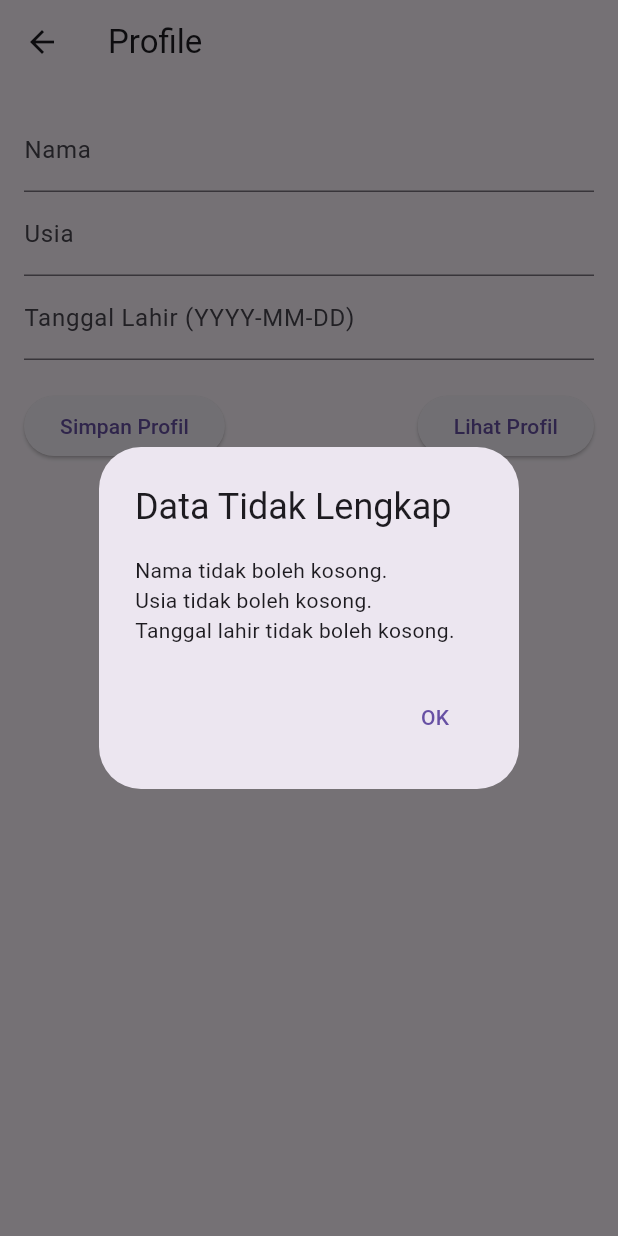
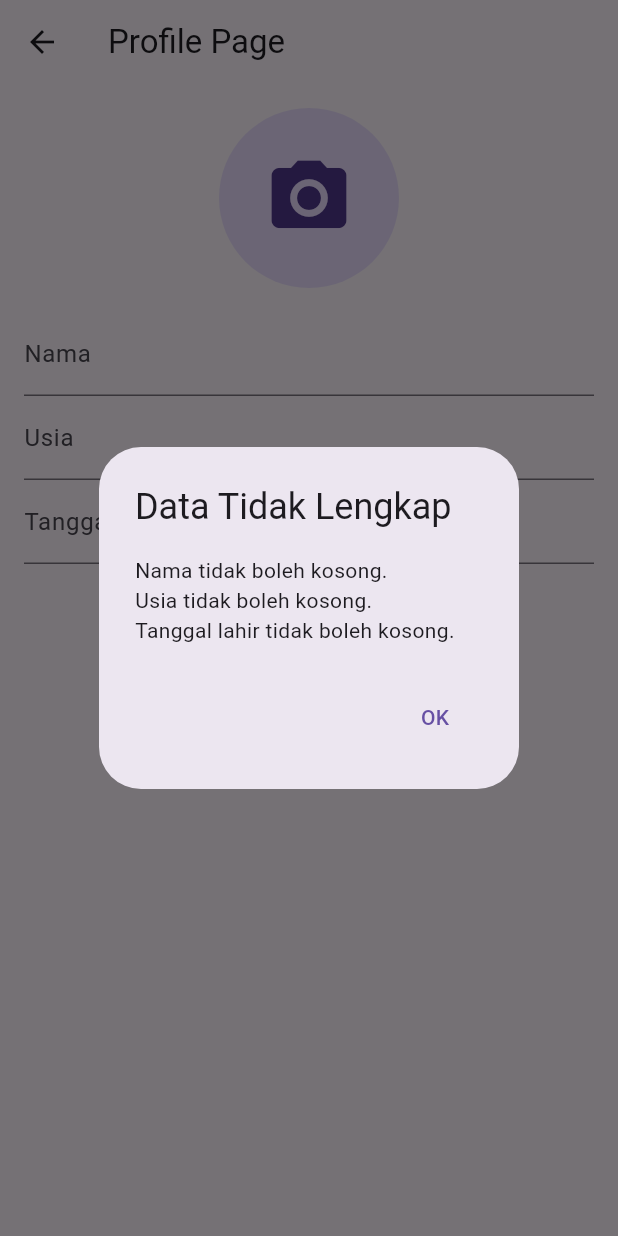
Before and after one commit to rifkifakhrudin2004/proyeksregep, a Flutter app: the ProfilePage screen opened by its route, after a tap on "Simpan Profil", on a phone screen of 412 x 824 dp. Run offline on Flutter 3.47's test engine with Material 3 defaults, Android fonts, the phone set to English and light mode, and no system bars; our stand-ins replace camera, cloud_firestore, firebase_auth, firebase_core, firebase_storage, image_picker and 1 more; missing offline and left inert: google_ml_kit; accounts and stored records are empty; network calls fail.

Commit message:
profile update

```diff
--- a/lib/models/Userprofile.dart
+++ b/lib/models/Userprofile.dart
@@ -3,8 +3,15 @@ class UserProfile {
   String name;
   int age;
   String dateOfBirth;
+  String? photoUrl; // New field for profile photo URL
 
-  UserProfile({required this.id, required this.name, required this.age, required this.dateOfBirth});
+  UserProfile({
+    required this.id,
+    required this.name,
+    required this.age,
+    required this.dateOfBirth,
+    this.photoUrl,
+  });
 
   Map<String, dynamic> toMap() {
     return {
@@ -12,6 +19,7 @@ class UserProfile {
       'name': name,
       'age': age,
       'dateOfBirth': dateOfBirth,
+      'photoUrl': photoUrl, // Include photoUrl in map
     };
   }
 
@@ -19,5 +27,6 @@ class UserProfile {
       : id = map['id'],
         name = map['name'],
         age = map['age'],
-        dateOfBirth = map['dateOfBirth'];
+        dateOfBirth = map['dateOfBirth'],
+        photoUrl = map['photoUrl']; // Initialize photoUrl
 }
--- a/lib/pages/profile_page.dart
+++ b/lib/pages/profile_page.dart
@@ -1,8 +1,12 @@
+import 'dart:io';
 import 'package:cloud_firestore/cloud_firestore.dart';
 import 'package:firebase_auth/firebase_auth.dart';
+import 'package:firebase_storage/firebase_storage.dart';
 import 'package:flutter/material.dart';
 import 'package:proyeksregep/models/Userprofile.dart'; // Model UserProfile
 import 'package:proyeksregep/pages/profiledetail_page.dart';
+import 'package:image_picker/image_picker.dart';
+import 'package:flutter/cupertino.dart';
 
 class ProfilePage extends StatefulWidget {
   @override
@@ -14,8 +18,10 @@ class _ProfilePageState extends State<ProfilePage> {
   final TextEditingController ageController = TextEditingController();
   final TextEditingController dobController = TextEditingController();
   final FirebaseAuth _auth = FirebaseAuth.instance;
+  final ImagePicker _picker = ImagePicker();
 
   UserProfile? userProfile;
+  String? _photourl;
 
   @override
   void initState() {
@@ -35,7 +41,7 @@ class _ProfilePageState extends State<ProfilePage> {
       // If the profile document exists, fill in the form fields
       if (doc.exists) {
         userProfile = UserProfile.fromMap(doc.data() as Map<String, dynamic>);
-        // Kosongkan inputan jika ingin hanya menampilkan data setelah "Lihat Profil"
+        _photourl = userProfile?.photoUrl; // Load the existing photo URL
       }
     }
   }
@@ -74,51 +80,97 @@ void _showIncompleteDataAlert() {
       },
     );
   }
-  // Function to save profile to Firestore
+
+  // Show a dialog for selecting image source
+  void _showImageSourceDialog() {
+    // Check if a photo has already been uploaded
+    if (_photourl != null) {
+      // If a photo is already uploaded, show a dialog indicating that
+      _showAlert("Informasi", "Anda sudah mengunggah foto profil. Anda tidak bisa mengunggah lagi.");
+      return;
+    }
+
+    showDialog(
+      context: context,
+      builder: (BuildContext context) {
+        return AlertDialog(
+          title: Text('Pilih Sumber Foto'),
+          content: Text('Apakah ingin mengambil foto dari kamera atau galeri?'),
+          actions: <Widget>[
+            TextButton(
+              child: Text('Kamera'),
+              onPressed: () {
+                Navigator.of(context).pop();
+                _pickAndUploadImage(ImageSource.camera);
+              },
+            ),
+            TextButton(
+              child: Text('Galeri'),
+              onPressed: () {
+                Navigator.of(context).pop();
+                _pickAndUploadImage(ImageSource.gallery);
+              },
+            ),
+          ],
+        );
+      },
+    );
+  }
+
+  // Function to pick and upload profile image
+  Future<void> _pickAndUploadImage(ImageSource source) async {
+    final XFile? image = await _picker.pickImage(source: source);
+
+    if (image != null) {
+      String fileName = 'profile_photos/${_auth.currentUser!.uid}.jpg';
+      Reference storageRef = FirebaseStorage.instance.ref().child(fileName);
+
+      // Upload image to Firebase Storage
+      await storageRef.putFile(File(image.path));
+      // Get the download URL for the uploaded image
+      _photourl = await storageRef.getDownloadURL();
+
+      setState(() {}); // Update UI with new photo
+    }
+  }
+
   Future<void> _saveProfile() async {
     User? user = _auth.currentUser;
 
-  // Check if all fields are filled
     if (_areFieldsEmpty()) {
-    _showIncompleteDataAlert(); // Show alert if any field is empty
-    return; // Exit the function if there are empty fields
+      _showIncompleteDataAlert();
+      return;
     }
 
-  // Check if the age field contains a valid integer
     if (int.tryParse(ageController.text) == null) {
       _showAlert("Input Error", "Usia harus berupa angka.");
-    return; // Exit the function if the input is not a valid integer
+      return;
     }
 
     if (user != null) {
-    // Check if profile already exists
       DocumentSnapshot doc = await FirebaseFirestore.instance
           .collection('profiles')
-        .doc(user.uid) // Get document based on user UID
+          .doc(user.uid)
           .get();
 
       if (doc.exists) {
-      // If the profile already exists, show alert
         _showAlert("Profile sudah ada", "Anda tidak dapat menyimpan profil Anda lagi.");
       } else {
-      // Create a UserProfile object from input data
-      UserProfile profile = _createUserProfile(user.uid);
+        UserProfile profile = UserProfile(
+          id: user.uid,
+          name: nameController.text,
+          age: int.parse(ageController.text),
+          dateOfBirth: dobController.text,
+          photoUrl: _photourl, // Set the photo URL
+        );
 
-      // Save data to Firestore with user UID as document key
         await _saveProfileToFirestore(user.uid, profile);
-
-      // Show notification that data has been saved
         _showSuccessSnackbar('Profil berhasil disimpan!');
-
-      // Clear input fields after saving
         _clearInputFields();
-
-      // Navigate to detail page
         _navigateToProfileDetailPage(profile, user.uid);
       }
     }
   }
-
 
   // Check if any fields are empty
   bool _areFieldsEmpty() {
@@ -246,20 +298,17 @@ void _showIncompleteDataAlert() {
             builder: (context) => ProfileDetailPage(
               userProfile: userProfile!,
               onEdit: (updatedProfile) {
-                // Handle editing if needed
-                Navigator.pop(context); // Go back to profile page for editing
+                // Handle profile update if needed
               },
               onClear: () async {
-                // Delete data from Firestore
+                // Delete profile from Firestore
                 await FirebaseFirestore.instance.collection('profiles').doc(user.uid).delete();
-                Navigator.pop(context); // Go back to profile page
               },
             ),
           ),
         );
       } else {
-        // If profile is not inputted, show alert
-        _showProfileNotFoundAlert();
+        _showProfileNotFoundAlert(); // Show alert if profile not found
       }
     }
   }
@@ -267,42 +316,48 @@ void _showIncompleteDataAlert() {
   @override
   Widget build(BuildContext context) {
     return Scaffold(
-      appBar: AppBar(title: Text('Profile')),
+      appBar: AppBar(
+        title: Text('Profile Page'),
+      ),
       body: Padding(
-        padding: const EdgeInsets.all(16.0),
+        padding: EdgeInsets.all(16.0),
         child: Column(
-          children: [
+          children: <Widget>[
+            GestureDetector(
+              onTap: _showImageSourceDialog, // Open dialog on image tap
+              child: CircleAvatar(
+                radius: 60.0,
+                backgroundImage: _photourl != null ? NetworkImage(_photourl!) : null,
+                child: _photourl == null
+                    ? Icon(Icons.camera_alt, size: 60.0)
+                    : null,
+              ),
+            ),
+            SizedBox(height: 16.0),
             TextField(
               controller: nameController,
-              decoration: InputDecoration(labelText: "Nama"),
+              decoration: InputDecoration(labelText: 'Nama'),
             ),
             TextField(
               controller: ageController,
-              decoration: InputDecoration(labelText: "Usia"),
-              keyboardType: TextInputType.number, // Input only numbers
+              decoration: InputDecoration(labelText: 'Usia'),
+              keyboardType: TextInputType.number,
             ),
-            GestureDetector(
-              onTap: () => _selectDate(context), // Call date picker
-              child: AbsorbPointer(
-                child: TextField(
+            TextField(
               controller: dobController,
-                  decoration: InputDecoration(labelText: "Tanggal Lahir (YYYY-MM-DD)"),
+              decoration: InputDecoration(labelText: 'Tanggal Lahir'),
+              onTap: () => _selectDate(context),
+              readOnly: true,
             ),
+            SizedBox(height: 20.0),
+            ElevatedButton(
+              onPressed: _saveProfile,
+              child: Text('Simpan Profil'),
             ),
-            ),
-            SizedBox(height: 20),
-            Row( // Change to Row to place buttons side by side
-              mainAxisAlignment: MainAxisAlignment.spaceBetween,
-              children: [
+            SizedBox(height: 20.0),
             ElevatedButton(
-                  onPressed: _saveProfile, // Call function to save data
-                  child: Text("Simpan Profil"),
-                ),
-                ElevatedButton(
-                  onPressed: _viewProfile, // Call function to view profile
-                  child: Text("Lihat Profil"),
-                ),
-              ],
+              onPressed: _viewProfile,
+              child: Text('Lihat Profil'),
             ),
           ],
         ),
--- a/pubspec.yaml
+++ b/pubspec.yaml
@@ -33,7 +33,7 @@ dependencies:
   camera: ^0.10.5+9
   path_provider: ^2.0.11
   path: ^1.8.0
-  image_picker: ^0.8.5+3
+  image_picker: ^1.1.2
   sqflite: ^2.0.11
   cloud_firestore: ^5.4.4
   google_ml_kit: ^0.16.3
```
Also changed, not shown: lib/auth/register.dart (+52 -75 lines), lib/pages/editprofile_page.dart (+39 -1 lines), lib/pages/profiledetail_page.dart (+41 -1 lines), pubspec.lock. Lines whose indentation alone changed are shown as unchanged.
